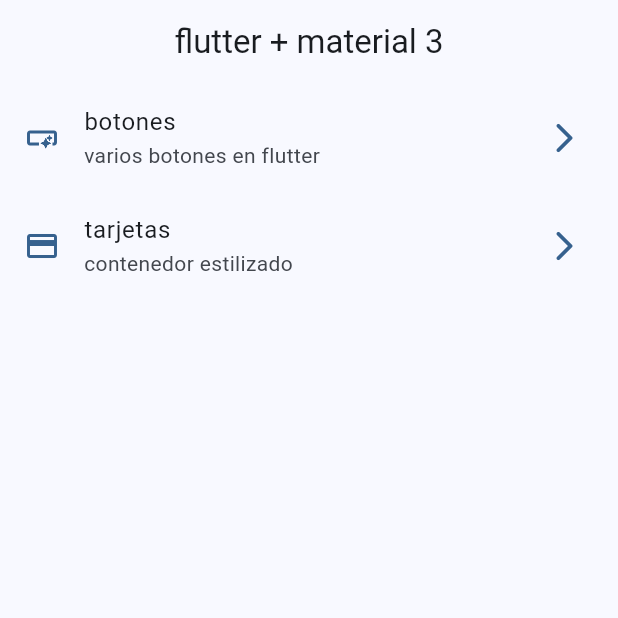
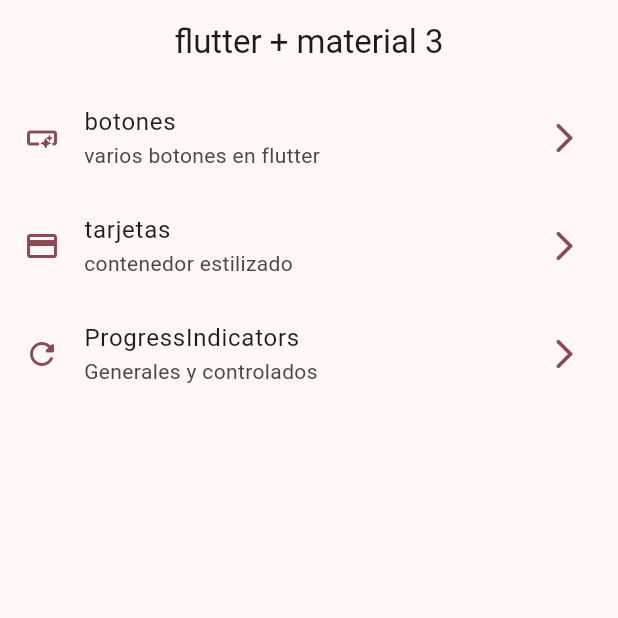
Before and after one commit to Xlart5/widgets_app, a Flutter app: the screen it shows after launch, on a phone screen of 412 x 824 dp, the top half of it. Run offline on Flutter 3.47's test engine with Material 3 defaults, Android fonts, the phone set to English and light mode, and no system bars; our stand-ins replace go_router.

Commit message:
progress indicator finish

```diff
--- a/lib/config/theme/menu/menu_item.dart
+++ b/lib/config/menu/menu_item.dart
@@ -23,5 +23,10 @@ const appMenuItems = <MenuItem>[
       title: 'tarjetas',
       subTitle: 'contenedor estilizado',
       link: '/cards',
-      icon: Icons.credit_card_outlined)
+      icon: Icons.credit_card_outlined),
+  MenuItem(
+      title: 'ProgressIndicators',
+      subTitle: 'Generales y controlados',
+      link: '/progress',
+      icon: Icons.refresh_rounded)
 ];
--- a/lib/config/router/add_router.dart
+++ b/lib/config/router/add_router.dart
@@ -18,4 +18,9 @@ final appRouter = GoRouter(initialLocation: '/', routes: [
     path: '/buttons',
     builder: (context, state) => const ButtonsScreen(),
   ),
+  GoRoute(
+    name: ProgressScreen.name,
+    path: '/progress',
+    builder: (context, state) => const ProgressScreen(),
+  ),
 ]);
--- a/lib/main.dart
+++ b/lib/main.dart
@@ -14,7 +14,7 @@ class MainApp extends StatelessWidget {
     return MaterialApp.router(
       routerConfig: appRouter,
       debugShowCheckedModeBanner: false,
-      theme: AppTheme(selectecColor: 0).getTheme(),
+      theme: AppTheme(selectecColor: 3).getTheme(),
     );
   }
 }
--- a/lib/presentation/screens/home/home_screen.dart
+++ b/lib/presentation/screens/home/home_screen.dart
@@ -1,6 +1,6 @@
 import 'package:flutter/material.dart';
 import 'package:go_router/go_router.dart';
-import 'package:widgets_app/config/theme/menu/menu_item.dart';
+import 'package:widgets_app/config/menu/menu_item.dart';
 
 class HomeScreen extends StatelessWidget {
   static const String name = 'home_screen';
```
Also changed, not shown: lib/presentation/screens/progress/progress_screen.dart (+77 -1 lines).
